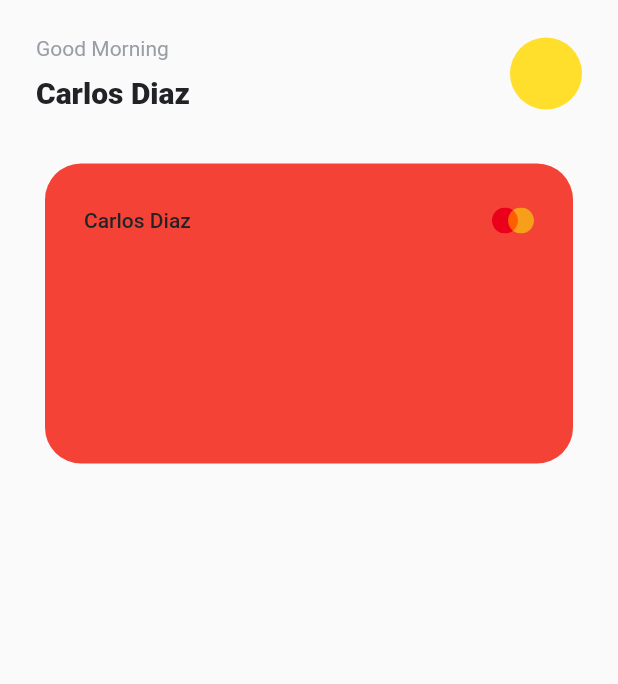
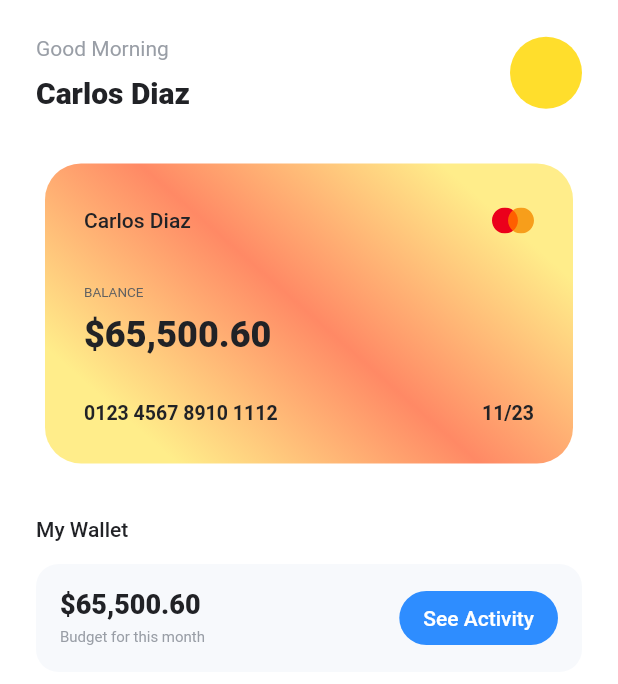
Before and after one commit to CarlosDiaz12/expenses-ui-challenge, a Flutter app: the screen it shows after launch, on a phone screen of 412 x 824 dp. Shown: the top 684 px of the screen. Run offline on Flutter 3.47's test engine with Material 2 defaults, Android fonts, the phone set to English and light mode, and no system bars; our stand-ins replace flutter_svg.

Commit message:
🚧 card widget added, my allet box added

```diff
--- a/lib/main.dart
+++ b/lib/main.dart
@@ -17,8 +17,13 @@ class MyApp extends StatelessWidget {
     return MaterialApp(
       debugShowCheckedModeBanner: false,
       title: 'Flutter Demo',
+      themeMode: ThemeMode.system,
       theme: ThemeData(
+        canvasColor: Colors.white,
         primarySwatch: Colors.blue,
+      ),
+      darkTheme: ThemeData(
+        canvasColor: Colors.grey[900],
       ),
       home: const HomePage(),
     );
--- a/lib/pages/home_page.dart
+++ b/lib/pages/home_page.dart
@@ -1,7 +1,7 @@
 import 'package:expenses_ui_challenge/constants/app_constants.dart';
+import 'package:expenses_ui_challenge/widgets/card_widget.dart';
 import 'package:expenses_ui_challenge/widgets/header.dart';
 import 'package:flutter/material.dart';
-import 'package:flutter_svg/flutter_svg.dart';
 
 class HomePage extends StatelessWidget {
   const HomePage({Key? key}) : super(key: key);
@@ -18,45 +18,71 @@ class HomePage extends StatelessWidget {
           ),
           child: Column(
             children: [
-              const Header(),
-              const SizedBox(height: 20),
-              Padding(
-                padding: const EdgeInsets.symmetric(
-                  vertical: 16,
-                  horizontal: 6.0,
-                ),
-                child: Container(
-                  decoration: BoxDecoration(
-                    color: Colors.red,
-                    borderRadius: BorderRadius.circular(24),
-                  ),
-                  width: double.infinity,
-                  height: 200,
-                  child: Padding(
-                    padding: const EdgeInsets.all(26),
+              Header(),
+              SizedBox(height: 20),
+              CardWidget(),
+              SizedBox(height: 20),
+              Container(
                 child: Column(
+                  crossAxisAlignment: CrossAxisAlignment.start,
                   children: [
-                        Row(
-                          mainAxisAlignment: MainAxisAlignment.spaceBetween,
-                          children: [
-                            const Text(
-                              'Carlos Diaz',
+                    Text(
+                      'My Wallet',
                       style: TextStyle(
                         color: AppConstants.titleTextColor,
                         fontSize: 14,
                         fontWeight: FontWeight.w500,
                       ),
                     ),
-                            SvgPicture.asset(
-                              'assets/mastercard-logo-svg.svg',
-                              height: 24,
-                              width: 28,
+                    SizedBox(height: 15),
+                    Container(
+                      padding: EdgeInsets.all(16),
+                      width: double.infinity,
+                      height: 72,
+                      decoration: BoxDecoration(
+                        color: AppConstants.lightGreyColor,
+                        borderRadius: BorderRadius.circular(15),
+                      ),
+                      child: Row(
+                        mainAxisAlignment: MainAxisAlignment.spaceBetween,
+                        children: [
+                          Column(
+                            crossAxisAlignment: CrossAxisAlignment.start,
+                            children: [
+                              Text(
+                                '\$65,500.60',
+                                style: TextStyle(
+                                  color: AppConstants.titleTextColor,
+                                  fontSize: 18,
+                                  fontWeight: FontWeight.w800,
+                                ),
+                              ),
+                              SizedBox(height: 6),
+                              Text(
+                                'Budget for this month',
+                                style: TextStyle(
+                                  color: AppConstants.subtitleTextColor,
+                                  fontSize: 10,
+                                  fontWeight: FontWeight.w400,
+                                ),
                               ),
                             ],
                           ),
+                          ElevatedButton(
+                            onPressed: () {},
+                            style: ElevatedButton.styleFrom(
+                              elevation: 0,
+                              primary: AppConstants.blueColor,
+                              shape: RoundedRectangleBorder(
+                                borderRadius: BorderRadius.circular(20.0),
+                              ),
+                            ),
+                            child: Text('See Activity'),
+                          )
                         ],
                       ),
                     ),
+                  ],
                 ),
               )
             ],
--- /dev/null
+++ b/lib/widgets/card_widget.dart
@@ -0,0 +1,107 @@
+import 'package:expenses_ui_challenge/constants/app_constants.dart';
+import 'package:flutter/material.dart';
+import 'package:flutter_svg/svg.dart';
+
+class CardWidget extends StatelessWidget {
+  const CardWidget({
+    Key? key,
+  }) : super(key: key);
+
+  @override
+  Widget build(BuildContext context) {
+    return Padding(
+      padding: const EdgeInsets.symmetric(
+        vertical: 16,
+        horizontal: 6.0,
+      ),
+      child: Container(
+        decoration: BoxDecoration(
+          gradient: const LinearGradient(
+            begin: Alignment(-1.0, 2.0),
+            end: Alignment(1.0, -2.0),
+            colors: [
+              Color(0xFFffed8a),
+              Color(0xFFffed8a),
+              Color(0xFFff8965),
+              Color(0xFFffed8a),
+              Color(0xFFffed8a),
+            ],
+          ),
+          borderRadius: BorderRadius.circular(24),
+        ),
+        width: double.infinity,
+        height: 200,
+        child: Padding(
+          padding: const EdgeInsets.all(26),
+          child: Column(
+            mainAxisAlignment: MainAxisAlignment.spaceBetween,
+            crossAxisAlignment: CrossAxisAlignment.start,
+            children: [
+              Row(
+                mainAxisAlignment: MainAxisAlignment.spaceBetween,
+                children: [
+                  const Text(
+                    'Carlos Diaz',
+                    style: TextStyle(
+                      color: AppConstants.titleTextColor,
+                      fontSize: 14,
+                      fontWeight: FontWeight.w500,
+                    ),
+                  ),
+                  SvgPicture.asset(
+                    'assets/mastercard-logo-svg.svg',
+                    height: 24,
+                    width: 28,
+                  ),
+                ],
+              ),
+              Column(
+                crossAxisAlignment: CrossAxisAlignment.start,
+                children: [
+                  Text(
+                    'BALANCE',
+                    style: TextStyle(
+                      color: Colors.grey[700],
+                      fontSize: 9,
+                      fontWeight: FontWeight.w400,
+                    ),
+                  ),
+                  const SizedBox(height: 8),
+                  const Text(
+                    '\$65,500.60',
+                    style: TextStyle(
+                      color: AppConstants.titleTextColor,
+                      fontSize: 24,
+                      fontWeight: FontWeight.w800,
+                    ),
+                  ),
+                ],
+              ),
+              Row(
+                mainAxisAlignment: MainAxisAlignment.spaceBetween,
+                children: const [
+                  Text(
+                    '0123 4567 8910 1112',
+                    style: TextStyle(
+                      color: AppConstants.titleTextColor,
+                      fontSize: 13,
+                      fontWeight: FontWeight.w600,
+                    ),
+                  ),
+                  Text(
+                    '11/23',
+                    style: TextStyle(
+                      color: AppConstants.titleTextColor,
+                      fontSize: 13,
+                      fontWeight: FontWeight.w600,
+                    ),
+                  ),
+                ],
+              ),
+            ],
+          ),
+        ),
+      ),
+    );
+  }
+}
--- a/lib/widgets/header.dart
+++ b/lib/widgets/header.dart
@@ -8,7 +8,6 @@ class Header extends StatelessWidget {
   Widget build(BuildContext context) {
     return Row(
       mainAxisAlignment: MainAxisAlignment.spaceBetween,
-      crossAxisAlignment: CrossAxisAlignment.end,
       children: [
         Column(
           crossAxisAlignment: CrossAxisAlignment.start,
--- a/pubspec.yaml
+++ b/pubspec.yaml
@@ -43,7 +43,7 @@ dev_dependencies:
   # activated in the `analysis_options.yaml` file located at the root of your
   # package. See that file for information about deactivating specific lint
   # rules and activating additional ones.
-  flutter_lints: ^1.0.0
+  # flutter_lints: ^1.0.0
 
 # For information on the generic Dart part of this file, see the
 # following page: https://dart.dev/tools/pub/pubspec
```
Also changed, not shown: pubspec.lock. Lines whose indentation alone changed are shown as unchanged.
